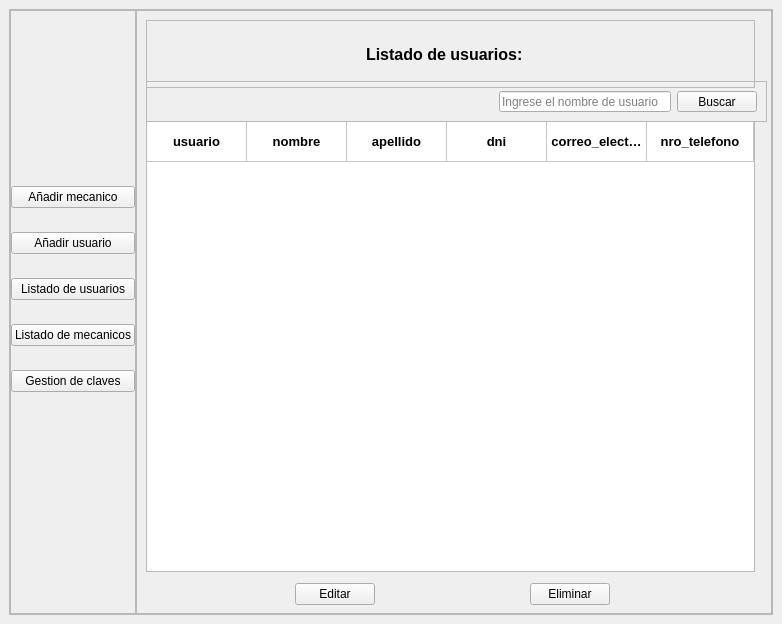
Before: the Qt Designer form views/main.ui in Alaan20/TP_FINAL-POO, drawn with Qt 5.
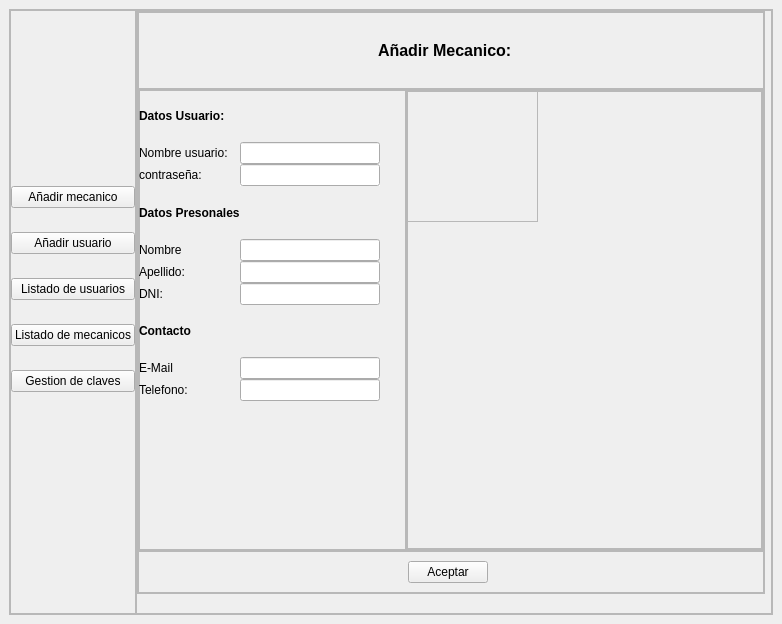
After: the same form once the commit is applied. The open tabs and pages were chosen to show the change. Icons and pictures are not drawn.

```diff
--- a/views/main.ui
+++ b/views/main.ui
@@ -2487,6 +2487,421 @@
               </item>
              </widget>
             </widget>
+            <widget class="QWidget" name="page_edit_user">
+             <widget class="QFrame" name="frame_36">
+              <property name="geometry">
+               <rect>
+                <x>0</x>
+                <y>0</y>
+                <width>628</width>
+                <height>583</height>
+               </rect>
+              </property>
+              <property name="frameShape">
+               <enum>QFrame::StyledPanel</enum>
+              </property>
+              <property name="frameShadow">
+               <enum>QFrame::Raised</enum>
+              </property>
+              <layout class="QVBoxLayout" name="verticalLayout_10" stretch="1,6,0">
+               <property name="spacing">
+                <number>0</number>
+               </property>
+               <property name="leftMargin">
+                <number>0</number>
+               </property>
+               <property name="topMargin">
+                <number>0</number>
+               </property>
+               <property name="rightMargin">
+                <number>0</number>
+               </property>
+               <property name="bottomMargin">
+                <number>0</number>
+               </property>
+               <item>
+                <widget class="QFrame" name="frame_45">
+                 <property name="frameShape">
+                  <enum>QFrame::StyledPanel</enum>
+                 </property>
+                 <property name="frameShadow">
+                  <enum>QFrame::Raised</enum>
+                 </property>
+                 <layout class="QHBoxLayout" name="horizontalLayout_23">
+                  <item>
+                   <spacer name="horizontalSpacer_38">
+                    <property name="orientation">
+                     <enum>Qt::Horizontal</enum>
+                    </property>
+                    <property name="sizeHint" stdset="0">
+                     <size>
+                      <width>212</width>
+                      <height>20</height>
+                     </size>
+                    </property>
+                   </spacer>
+                  </item>
+                  <item>
+                   <widget class="QLabel" name="label_61">
+                    <property name="font">
+                     <font>
+                      <family>Arial</family>
+                      <pointsize>12</pointsize>
+                      <weight>75</weight>
+                      <bold>true</bold>
+                      <kerning>false</kerning>
+                     </font>
+                    </property>
+                    <property name="text">
+                     <string>Añadir Mecanico:</string>
+                    </property>
+                   </widget>
+                  </item>
+                  <item>
+                   <spacer name="horizontalSpacer_39">
+                    <property name="orientation">
+                     <enum>Qt::Horizontal</enum>
+                    </property>
+                    <property name="sizeHint" stdset="0">
+                     <size>
+                      <width>212</width>
+                      <height>20</height>
+                     </size>
+                    </property>
+                   </spacer>
+                  </item>
+                  <item>
+                   <widget class="QLabel" name="label_62">
+                    <property name="text">
+                     <string/>
+                    </property>
+                    <property name="pixmap">
+                     <pixmap>../icons/mecanic.ico</pixmap>
+                    </property>
+                   </widget>
+                  </item>
+                 </layout>
+                </widget>
+               </item>
+               <item>
+                <widget class="QFrame" name="frame_46">
+                 <property name="frameShape">
+                  <enum>QFrame::StyledPanel</enum>
+                 </property>
+                 <property name="frameShadow">
+                  <enum>QFrame::Raised</enum>
+                 </property>
+                 <layout class="QHBoxLayout" name="horizontalLayout_24" stretch="6,8">
+                  <property name="spacing">
+                   <number>0</number>
+                  </property>
+                  <property name="leftMargin">
+                   <number>0</number>
+                  </property>
+                  <property name="topMargin">
+                   <number>0</number>
+                  </property>
+                  <property name="rightMargin">
+                   <number>0</number>
+                  </property>
+                  <property name="bottomMargin">
+                   <number>0</number>
+                  </property>
+                  <item>
+                   <widget class="QFrame" name="frame_47">
+                    <property name="frameShape">
+                     <enum>QFrame::StyledPanel</enum>
+                    </property>
+                    <property name="frameShadow">
+                     <enum>QFrame::Raised</enum>
+                    </property>
+                    <widget class="QWidget" name="gridLayoutWidget_6">
+                     <property name="geometry">
+                      <rect>
+                       <x>0</x>
+                       <y>0</y>
+                       <width>241</width>
+                       <height>311</height>
+                      </rect>
+                     </property>
+                     <layout class="QGridLayout" name="gridLayout_9">
+                      <property name="spacing">
+                       <number>0</number>
+                      </property>
+                      <item row="0" column="1">
+                       <widget class="QLabel" name="label_22">
+                        <property name="font">
+                         <font>
+                          <weight>75</weight>
+                          <bold>true</bold>
+                          <kerning>true</kerning>
+                         </font>
+                        </property>
+                        <property name="text">
+                         <string>Datos Usuario:</string>
+                        </property>
+                       </widget>
+                      </item>
+                      <item row="6" column="3">
+                       <widget class="QLineEdit" name="lineEdit_54"/>
+                      </item>
+                      <item row="5" column="3">
+                       <widget class="QLineEdit" name="lineEdit_53">
+                        <property name="inputMethodHints">
+                         <set>Qt::ImhDigitsOnly|Qt::ImhPreferNumbers</set>
+                        </property>
+                       </widget>
+                      </item>
+                      <item row="4" column="3">
+                       <widget class="QLineEdit" name="lineEdit_52">
+                        <property name="inputMethodHints">
+                         <set>Qt::ImhDigitsOnly|Qt::ImhPreferNumbers</set>
+                        </property>
+                       </widget>
+                      </item>
+                      <item row="1" column="3">
+                       <widget class="QLineEdit" name="lineEdit_50"/>
+                      </item>
+                      <item row="6" column="1">
+                       <widget class="QLabel" name="label_67">
+                        <property name="text">
+                         <string>DNI:</string>
+                        </property>
+                       </widget>
+                      </item>
+                      <item row="3" column="1">
+                       <widget class="QLabel" name="label_68">
+                        <property name="font">
+                         <font>
+                          <weight>75</weight>
+                          <bold>true</bold>
+                          <kerning>true</kerning>
+                         </font>
+                        </property>
+                        <property name="text">
+                         <string>Datos Presonales</string>
+                        </property>
+                       </widget>
+                      </item>
+                      <item row="2" column="1">
+                       <widget class="QLabel" name="label_69">
+                        <property name="text">
+                         <string>contraseña:</string>
+                        </property>
+                       </widget>
+                      </item>
+                      <item row="7" column="1">
+                       <widget class="QLabel" name="label_70">
+                        <property name="font">
+                         <font>
+                          <weight>75</weight>
+                          <bold>true</bold>
+                          <kerning>true</kerning>
+                         </font>
+                        </property>
+                        <property name="text">
+                         <string>Contacto</string>
+                        </property>
+                       </widget>
+                      </item>
+                      <item row="1" column="1">
+                       <widget class="QLabel" name="label_71">
+                        <property name="text">
+                         <string>Nombre usuario:</string>
+                        </property>
+                       </widget>
+                      </item>
+                      <item row="5" column="1">
+                       <widget class="QLabel" name="label_72">
+                        <property name="text">
+                         <string>Apellido:</string>
+                        </property>
+                       </widget>
+                      </item>
+                      <item row="4" column="1">
+                       <widget class="QLabel" name="label_73">
+                        <property name="text">
+                         <string>Nombre</string>
+                        </property>
+                       </widget>
+                      </item>
+                      <item row="2" column="3">
+                       <widget class="QLineEdit" name="lineEdit_51">
+                        <property name="autoFillBackground">
+                         <bool>true</bool>
+                        </property>
+                        <property name="inputMethodHints">
+                         <set>Qt::ImhNone</set>
+                        </property>
+                       </widget>
+                      </item>
+                      <item row="8" column="1">
+                       <widget class="QLabel" name="label_74">
+                        <property name="text">
+                         <string>E-Mail</string>
+                        </property>
+                       </widget>
+                      </item>
+                      <item row="9" column="1">
+                       <widget class="QLabel" name="label_75">
+                        <property name="text">
+                         <string>Telefono:</string>
+                        </property>
+                       </widget>
+                      </item>
+                      <item row="8" column="3">
+                       <widget class="QLineEdit" name="lineEdit_55"/>
+                      </item>
+                      <item row="9" column="3">
+                       <widget class="QLineEdit" name="lineEdit_56"/>
+                      </item>
+                     </layout>
+                    </widget>
+                    <widget class="QLabel" name="error_5">
+                     <property name="geometry">
+                      <rect>
+                       <x>20</x>
+                       <y>320</y>
+                       <width>191</width>
+                       <height>21</height>
+                      </rect>
+                     </property>
+                     <property name="text">
+                      <string/>
+                     </property>
+                    </widget>
+                   </widget>
+                  </item>
+                  <item>
+                   <widget class="QFrame" name="frame_48">
+                    <property name="frameShape">
+                     <enum>QFrame::StyledPanel</enum>
+                    </property>
+                    <property name="frameShadow">
+                     <enum>QFrame::Raised</enum>
+                    </property>
+                    <layout class="QVBoxLayout" name="verticalLayout_11">
+                     <property name="spacing">
+                      <number>0</number>
+                     </property>
+                     <property name="leftMargin">
+                      <number>0</number>
+                     </property>
+                     <property name="topMargin">
+                      <number>0</number>
+                     </property>
+                     <property name="rightMargin">
+                      <number>0</number>
+                     </property>
+                     <property name="bottomMargin">
+                      <number>0</number>
+                     </property>
+                     <item>
+                      <widget class="QFrame" name="frame_49">
+                       <property name="frameShape">
+                        <enum>QFrame::StyledPanel</enum>
+                       </property>
+                       <property name="frameShadow">
+                        <enum>QFrame::Raised</enum>
+                       </property>
+                       <widget class="QFrame" name="frame_50">
+                        <property name="geometry">
+                         <rect>
+                          <x>-10</x>
+                          <y>-10</y>
+                          <width>141</width>
+                          <height>141</height>
+                         </rect>
+                        </property>
+                        <property name="frameShape">
+                         <enum>QFrame::StyledPanel</enum>
+                        </property>
+                        <property name="frameShadow">
+                         <enum>QFrame::Raised</enum>
+                        </property>
+                       </widget>
+                       <widget class="QLabel" name="label_76">
+                        <property name="geometry">
+                         <rect>
+                          <x>100</x>
+                          <y>-10</y>
+                          <width>131</width>
+                          <height>131</height>
+                         </rect>
+                        </property>
+                        <property name="text">
+                         <string/>
+                        </property>
+                        <property name="pixmap">
+                         <pixmap>../icons/contact-book.png</pixmap>
+                        </property>
+                       </widget>
+                      </widget>
+                     </item>
+                    </layout>
+                   </widget>
+                  </item>
+                 </layout>
+                </widget>
+               </item>
+               <item>
+                <widget class="QFrame" name="frame_51">
+                 <property name="frameShape">
+                  <enum>QFrame::StyledPanel</enum>
+                 </property>
+                 <property name="frameShadow">
+                  <enum>QFrame::Raised</enum>
+                 </property>
+                 <layout class="QHBoxLayout" name="horizontalLayout_25">
+                  <item>
+                   <spacer name="horizontalSpacer_40">
+                    <property name="orientation">
+                     <enum>Qt::Horizontal</enum>
+                    </property>
+                    <property name="sizeHint" stdset="0">
+                     <size>
+                      <width>40</width>
+                      <height>20</height>
+                     </size>
+                    </property>
+                   </spacer>
+                  </item>
+                  <item>
+                   <widget class="QPushButton" name="pushButton_22">
+                    <property name="text">
+                     <string>Aceptar</string>
+                    </property>
+                   </widget>
+                  </item>
+                  <item>
+                   <spacer name="horizontalSpacer_41">
+                    <property name="orientation">
+                     <enum>Qt::Horizontal</enum>
+                    </property>
+                    <property name="sizeHint" stdset="0">
+                     <size>
+                      <width>40</width>
+                      <height>20</height>
+                     </size>
+                    </property>
+                   </spacer>
+                  </item>
+                  <item>
+                   <widget class="QFrame" name="frame_52">
+                    <property name="frameShape">
+                     <enum>QFrame::StyledPanel</enum>
+                    </property>
+                    <property name="frameShadow">
+                     <enum>QFrame::Raised</enum>
+                    </property>
+                   </widget>
+                  </item>
+                 </layout>
+                </widget>
+               </item>
+              </layout>
+             </widget>
+            </widget>
            </widget>
           </item>
          </layout>
```
